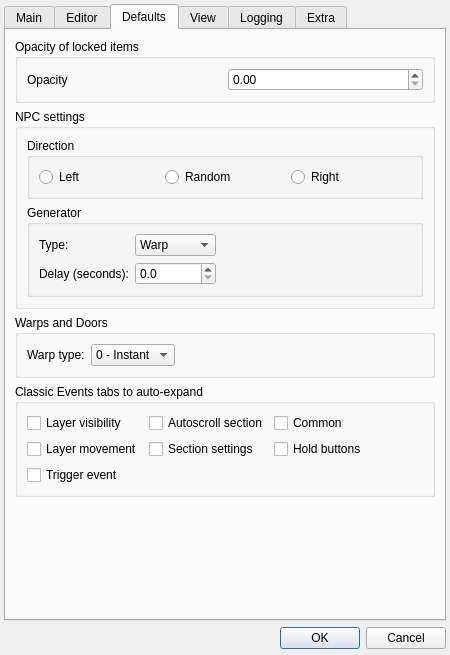
SpencerEverly/Moondust-Project, file Editor/main_window/tools/app_settings.ui: the form before one commit.
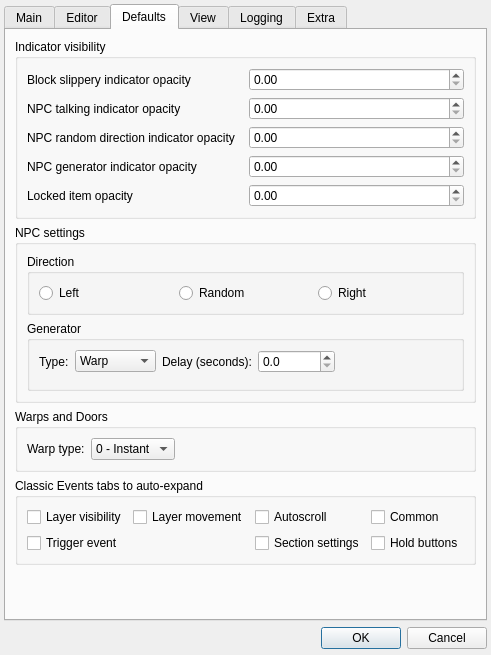
The form after the commit. The open tabs and pages were chosen to show the change. Icons and pictures are not drawn.

Commit message: add settins for indicators

Patch:
```diff
--- a/Editor/main_window/tools/app_settings.ui
+++ b/Editor/main_window/tools/app_settings.ui
@@ -39,7 +39,7 @@
    <property name="bottomMargin">
     <number>6</number>
    </property>
-   <item row="1" column="0">
+   <item row="2" column="0">
     <widget class="QDialogButtonBox" name="buttonBox">
      <property name="font">
       <font>
@@ -54,7 +54,7 @@
      </property>
     </widget>
    </item>
-   <item row="0" column="0">
+   <item row="1" column="0">
     <widget class="QTabWidget" name="mainSettings">
      <property name="font">
       <font>
@@ -651,14 +651,27 @@
              <property name="sizeConstraint">
               <enum>QLayout::SetMinimumSize</enum>
              </property>
-             <item row="0" column="0">
-              <widget class="QLabel" name="label_5">
+             <item row="0" column="5" rowspan="2">
+              <spacer name="horizontalSpacer_9">
+               <property name="orientation">
+                <enum>Qt::Horizontal</enum>
+               </property>
+               <property name="sizeHint" stdset="0">
+                <size>
+                 <width>40</width>
+                 <height>20</height>
+                </size>
+               </property>
+              </spacer>
+             </item>
+             <item row="0" column="3">
+              <widget class="QLabel" name="label_6">
                <property name="text">
-                <string>Type:</string>
+                <string>Delay (seconds):</string>
                </property>
               </widget>
              </item>
-             <item row="2" column="0">
+             <item row="3" column="0">
               <spacer name="verticalSpacer_6">
                <property name="orientation">
                 <enum>Qt::Vertical</enum>
@@ -671,7 +684,28 @@
                </property>
               </spacer>
              </item>
-             <item row="1" column="2">
+             <item row="0" column="0">
+              <widget class="QLabel" name="label_5">
+               <property name="text">
+                <string>Type:</string>
+               </property>
+              </widget>
+             </item>
+             <item row="0" column="2">
+              <widget class="QComboBox" name="defaults_npc_generator_type">
+               <item>
+                <property name="text">
+                 <string>Warp</string>
+                </property>
+               </item>
+               <item>
+                <property name="text">
+                 <string>Projectile</string>
+                </property>
+               </item>
+              </widget>
+             </item>
+             <item row="0" column="4">
               <widget class="QDoubleSpinBox" name="defaults_npc_generator_delay">
                <property name="decimals">
                 <number>1</number>
@@ -684,40 +718,6 @@
                </property>
               </widget>
              </item>
-             <item row="0" column="2">
-              <widget class="QComboBox" name="defaults_npc_generator_type">
-               <item>
-                <property name="text">
-                 <string>Warp</string>
-                </property>
-               </item>
-               <item>
-                <property name="text">
-                 <string>Projectile</string>
-                </property>
-               </item>
-              </widget>
-             </item>
-             <item row="1" column="0">
-              <widget class="QLabel" name="label_6">
-               <property name="text">
-                <string>Delay (seconds):</string>
-               </property>
-              </widget>
-             </item>
-             <item row="0" column="3" rowspan="2">
-              <spacer name="horizontalSpacer_9">
-               <property name="orientation">
-                <enum>Qt::Horizontal</enum>
-               </property>
-               <property name="sizeHint" stdset="0">
-                <size>
-                 <width>40</width>
-                 <height>20</height>
-                </size>
-               </property>
-              </spacer>
-             </item>
             </layout>
            </widget>
           </item>
@@ -763,9 +763,141 @@
        <item row="0" column="0">
         <widget class="QGroupBox" name="groupBox_12">
          <property name="title">
-          <string comment="The title of group where user can set up the opacity level of locked items">Opacity of locked items</string>
+          <string comment="The title of group where user can set up the opacity level of locked items">Indicator visibility</string>
          </property>
          <layout class="QVBoxLayout" name="verticalLayout_3">
+          <item>
+           <layout class="QHBoxLayout" name="horizontalLayout_8">
+            <item>
+             <widget class="QLabel" name="label_18">
+              <property name="minimumSize">
+               <size>
+                <width>41</width>
+                <height>0</height>
+               </size>
+              </property>
+              <property name="text">
+               <string comment="Opacity of locked items (label text)">Block slippery indicator opacity</string>
+              </property>
+             </widget>
+            </item>
+            <item>
+             <widget class="QDoubleSpinBox" name="blockSlipperyOpacity">
+              <property name="toolTip">
+               <string comment="Explanation for the opacity of locked items">Defines the opacity level that will be applied to all locked elements of the scene.</string>
+              </property>
+              <property name="minimum">
+               <double>0.000000000000000</double>
+              </property>
+              <property name="maximum">
+               <double>1.000000000000000</double>
+              </property>
+              <property name="singleStep">
+               <double>0.100000000000000</double>
+              </property>
+             </widget>
+            </item>
+           </layout>
+          </item>
+          <item>
+           <layout class="QHBoxLayout" name="horizontalLayout_7">
+            <item>
+             <widget class="QLabel" name="label_17">
+              <property name="minimumSize">
+               <size>
+                <width>41</width>
+                <height>0</height>
+               </size>
+              </property>
+              <property name="text">
+               <string comment="Opacity of locked items (label text)">NPC talking indicator opacity</string>
+              </property>
+             </widget>
+            </item>
+            <item>
+             <widget class="QDoubleSpinBox" name="npcTalkingOpacity">
+              <property name="toolTip">
+               <string comment="Explanation for the opacity of locked items">Defines the opacity level that will be applied to all locked elements of the scene.</string>
+              </property>
+              <property name="minimum">
+               <double>0.000000000000000</double>
+              </property>
+              <property name="maximum">
+               <double>1.000000000000000</double>
+              </property>
+              <property name="singleStep">
+               <double>0.100000000000000</double>
+              </property>
+             </widget>
+            </item>
+           </layout>
+          </item>
+          <item>
+           <layout class="QHBoxLayout" name="horizontalLayout_6">
+            <item>
+             <widget class="QLabel" name="label_16">
+              <property name="minimumSize">
+               <size>
+                <width>41</width>
+                <height>0</height>
+               </size>
+              </property>
+              <property name="text">
+               <string comment="Opacity of locked items (label text)">NPC random direction indicator opacity</string>
+              </property>
+             </widget>
+            </item>
+            <item>
+             <widget class="QDoubleSpinBox" name="npcRandomDirOpacity">
+              <property name="toolTip">
+               <string comment="Explanation for the opacity of locked items">Defines the opacity level that will be applied to all locked elements of the scene.</string>
+              </property>
+              <property name="minimum">
+               <double>0.000000000000000</double>
+              </property>
+              <property name="maximum">
+               <double>1.000000000000000</double>
+              </property>
+              <property name="singleStep">
+               <double>0.100000000000000</double>
+              </property>
+             </widget>
+            </item>
+           </layout>
+          </item>
+          <item>
+           <layout class="QHBoxLayout" name="horizontalLayout_5">
+            <item>
+             <widget class="QLabel" name="label_15">
+              <property name="minimumSize">
+               <size>
+                <width>41</width>
+                <height>0</height>
+               </size>
+              </property>
+              <property name="text">
+               <string comment="Opacity of locked items (label text)">NPC generator indicator opacity</string>
+              </property>
+             </widget>
+            </item>
+            <item>
+             <widget class="QDoubleSpinBox" name="npcGeneratorOpacity">
+              <property name="toolTip">
+               <string comment="Explanation for the opacity of locked items">Defines the opacity level that will be applied to all locked elements of the scene.</string>
+              </property>
+              <property name="minimum">
+               <double>0.000000000000000</double>
+              </property>
+              <property name="maximum">
+               <double>1.000000000000000</double>
+              </property>
+              <property name="singleStep">
+               <double>0.100000000000000</double>
+              </property>
+             </widget>
+            </item>
+           </layout>
+          </item>
           <item>
            <layout class="QHBoxLayout" name="horizontalLayout_4">
             <item>
@@ -777,7 +909,7 @@
                </size>
               </property>
               <property name="text">
-               <string comment="Opacity of locked items (label text)">Opacity</string>
+               <string comment="Opacity of locked items (label text)">Locked item opacity</string>
               </property>
              </widget>
             </item>
@@ -821,34 +953,27 @@
           <string>Classic Events tabs to auto-expand</string>
          </property>
          <layout class="QGridLayout" name="gridLayout_17">
-          <item row="0" column="2">
+          <item row="1" column="2">
+           <widget class="QCheckBox" name="defaults_eventtab_secset">
+            <property name="text">
+             <string>Section settings</string>
+            </property>
+           </widget>
+          </item>
+          <item row="0" column="3">
            <widget class="QCheckBox" name="defaults_eventtab_common">
             <property name="text">
              <string>Common</string>
             </property>
            </widget>
           </item>
-          <item row="1" column="2">
+          <item row="1" column="3">
            <widget class="QCheckBox" name="defaults_eventtab_holdbuttons">
             <property name="text">
              <string>Hold buttons</string>
             </property>
            </widget>
           </item>
-          <item row="0" column="1">
-           <widget class="QCheckBox" name="defaults_eventtab_autoscroll">
-            <property name="text">
-             <string>Autoscroll section</string>
-            </property>
-           </widget>
-          </item>
-          <item row="1" column="1">
-           <widget class="QCheckBox" name="defaults_eventtab_secset">
-            <property name="text">
-             <string>Section settings</string>
-            </property>
-           </widget>
-          </item>
           <item row="0" column="0">
            <widget class="QCheckBox" name="defaults_eventtab_layviz">
             <property name="text">
@@ -856,27 +981,34 @@
             </property>
            </widget>
           </item>
-          <item row="1" column="0">
+          <item row="0" column="4">
+           <spacer name="horizontalSpacer_7">
+            <property name="orientation">
+             <enum>Qt::Horizontal</enum>
+            </property>
+            <property name="sizeHint" stdset="0">
+             <size>
+              <width>40</width>
+              <height>20</height>
+             </size>
+            </property>
+           </spacer>
+          </item>
+          <item row="0" column="2">
+           <widget class="QCheckBox" name="defaults_eventtab_autoscroll">
+            <property name="text">
+             <string>Autoscroll</string>
+            </property>
+           </widget>
+          </item>
+          <item row="0" column="1">
            <widget class="QCheckBox" name="defaults_eventtab_laymov">
             <property name="text">
              <string>Layer movement</string>
             </property>
            </widget>
           </item>
-          <item row="0" column="3">
-           <spacer name="horizontalSpacer_7">
-            <property name="orientation">
-             <enum>Qt::Horizontal</enum>
-            </property>
-            <property name="sizeHint" stdset="0">
-             <size>
-              <width>40</width>
-              <height>20</height>
-             </size>
-            </property>
-           </spacer>
-          </item>
-          <item row="2" column="0">
+          <item row="1" column="0">
            <widget class="QCheckBox" name="defaults_eventtab_trigger">
             <property name="text">
              <string>Trigger event</string>
```
The commit also changes 6 other files.
